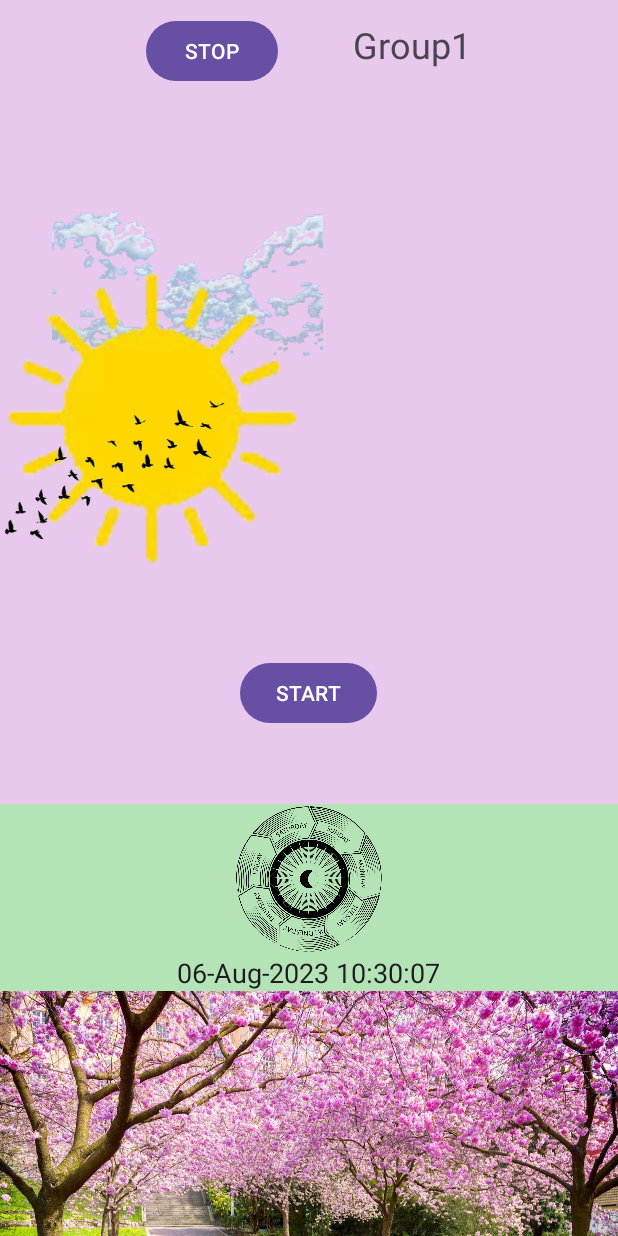
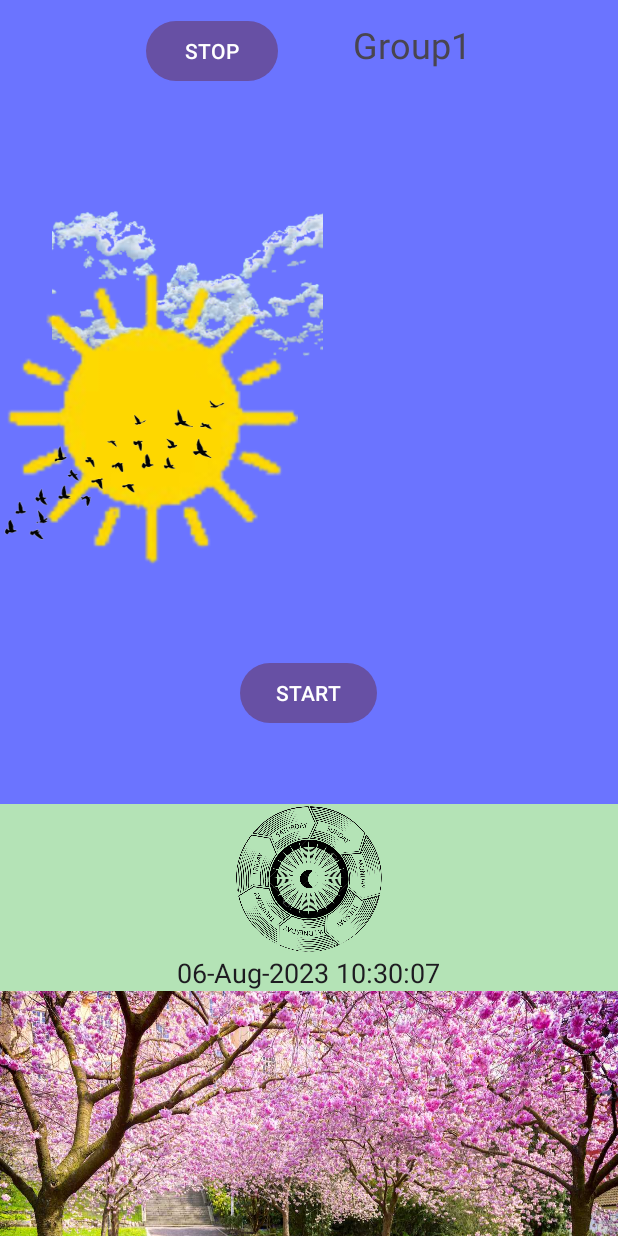
Before and after one commit to RuhiDosani/Group1_Project2, an Android app: the screen it shows after launch (MainActivity), on a phone screen of 412 x 824 dp. Run offline under Robolectric (Android 15) with nearby library versions, the phone set to English and light mode, and no system bars.

Commit message:
topSegment, animate background

```diff
--- a/app/src/main/java/com/example/group1_project2/TopFragment.kt
+++ b/app/src/main/java/com/example/group1_project2/TopFragment.kt
@@ -1,5 +1,8 @@
 package com.example.group1_project2
 
+import android.animation.ObjectAnimator
+import android.animation.ValueAnimator
+import android.graphics.Color
 import android.os.Bundle
 import android.view.View
 import android.view.animation.AnimationUtils
@@ -8,9 +11,11 @@ import androidx.fragment.app.Fragment
 import androidx.appcompat.app.AppCompatActivity
 import android.view.animation.Animation
 import android.widget.Button
+import androidx.vectordrawable.graphics.drawable.ArgbEvaluator
 
 class TopFragment : Fragment(R.layout.top_segment) {
-
+    private var animView : View? = null
+    private var ANIMATION_DURATION = 2000
     override fun onViewCreated(view: View, savedInstanceState: Bundle?) {
         super.onViewCreated(view, savedInstanceState)
 
@@ -26,5 +31,18 @@ class TopFragment : Fragment(R.layout.top_segment) {
         cloudImageView.startAnimation(animCloud)
         sunImageView.startAnimation(animSun)
 
+
+        animView = view.findViewById(R.id.topBackground)
+
+        val colorAnim: ValueAnimator = ObjectAnimator.ofInt(
+            animView, "backgroundColor",
+            Color.parseColor("#6B74FF"), //MediumVioletRed
+            Color.parseColor("#6BEEFF"), //MediumVioletRed
+        )
+        colorAnim.duration = ANIMATION_DURATION.toLong()
+        colorAnim.repeatCount = ValueAnimator.INFINITE
+        colorAnim.repeatMode = ValueAnimator.REVERSE
+        colorAnim.setEvaluator(ArgbEvaluator())
+        colorAnim.start()
     }
 }
--- a/app/src/main/res/layout/top_segment.xml
+++ b/app/src/main/res/layout/top_segment.xml
@@ -5,6 +5,7 @@
     android:layout_height="wrap_content"
     android:background="#399C27B0"
     android:gravity="center"
+    android:id="@+id/topBackground"
     android:orientation="vertical">
 
     <LinearLayout
```
